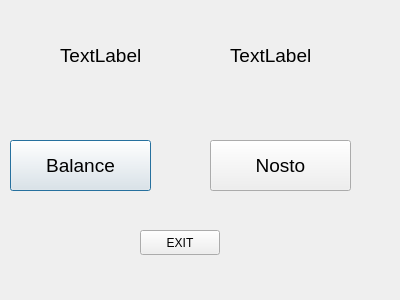
Above: bankautomat/accountmain.ui from bank-2022/group4 before the change. Below: the same form after it.
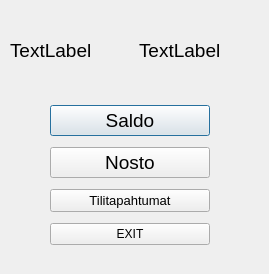
That is the form after the change.

Commit message: saldo saatu toimii jne

```diff
--- a/bankautomat/accountmain.ui
+++ b/bankautomat/accountmain.ui
@@ -6,22 +6,25 @@
    <rect>
     <x>0</x>
     <y>0</y>
-    <width>400</width>
-    <height>300</height>
+    <width>269</width>
+    <height>274</height>
    </rect>
   </property>
   <property name="windowTitle">
    <string>Dialog</string>
   </property>
+  <widget class="QWidget" name="horizontalLayoutWidget">
+   <property name="geometry">
+    <rect>
+     <x>10</x>
+     <y>10</y>
+     <width>251</width>
+     <height>81</height>
+    </rect>
+   </property>
+   <layout class="QHBoxLayout" name="horizontalLayout">
+    <item>
   <widget class="QLabel" name="labelPIN">
-   <property name="geometry">
-    <rect>
-     <x>60</x>
-     <y>40</y>
-     <width>100</width>
-     <height>30</height>
-    </rect>
-   </property>
    <property name="font">
     <font>
      <pointsize>14</pointsize>
@@ -31,15 +34,9 @@
     <string>TextLabel</string>
    </property>
   </widget>
+    </item>
+    <item>
   <widget class="QLabel" name="labelCardId">
-   <property name="geometry">
-    <rect>
-     <x>230</x>
-     <y>40</y>
-     <width>100</width>
-     <height>30</height>
-    </rect>
-   </property>
    <property name="font">
     <font>
      <pointsize>14</pointsize>
@@ -49,33 +46,33 @@
     <string>TextLabel</string>
    </property>
   </widget>
+    </item>
+   </layout>
+  </widget>
+  <widget class="QWidget" name="verticalLayoutWidget">
+   <property name="geometry">
+    <rect>
+     <x>50</x>
+     <y>100</y>
+     <width>160</width>
+     <height>152</height>
+    </rect>
+   </property>
+   <layout class="QVBoxLayout" name="verticalLayout">
+    <item>
   <widget class="QPushButton" name="btnShowBalance">
-   <property name="geometry">
-    <rect>
-     <x>10</x>
-     <y>140</y>
-     <width>141</width>
-     <height>51</height>
-    </rect>
-   </property>
    <property name="font">
     <font>
      <pointsize>14</pointsize>
     </font>
    </property>
    <property name="text">
-    <string>Balance</string>
-   </property>
-  </widget>
-  <widget class="QPushButton" name="pushButton">
-   <property name="geometry">
-    <rect>
-     <x>210</x>
-     <y>140</y>
-     <width>141</width>
-     <height>51</height>
-    </rect>
-   </property>
+       <string>Saldo</string>
+      </property>
+     </widget>
+    </item>
+    <item>
+     <widget class="QPushButton" name="btnWithdrawal">
    <property name="font">
     <font>
      <pointsize>14</pointsize>
@@ -85,18 +82,27 @@
     <string>Nosto</string>
    </property>
   </widget>
-  <widget class="QPushButton" name="pushButton_2">
-   <property name="geometry">
-    <rect>
-     <x>140</x>
-     <y>230</y>
-     <width>80</width>
-     <height>25</height>
-    </rect>
-   </property>
+    </item>
+    <item>
+     <widget class="QPushButton" name="btnShowTransactions">
+      <property name="font">
+       <font>
+        <pointsize>10</pointsize>
+       </font>
+      </property>
+      <property name="text">
+       <string>Tilitapahtumat</string>
+      </property>
+     </widget>
+    </item>
+    <item>
+     <widget class="QPushButton" name="btnClose">
    <property name="text">
     <string>EXIT</string>
    </property>
+     </widget>
+    </item>
+   </layout>
   </widget>
  </widget>
  <resources/>
```
Lines whose indentation alone changed are shown as unchanged. The commit also changes 28 other files.
